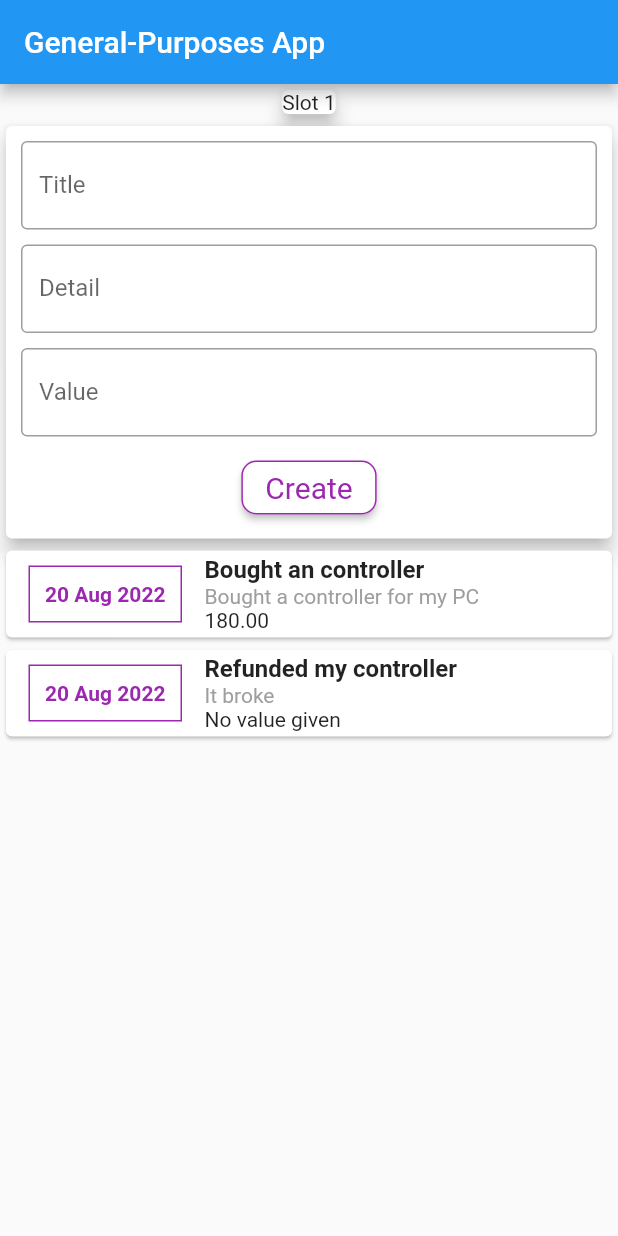
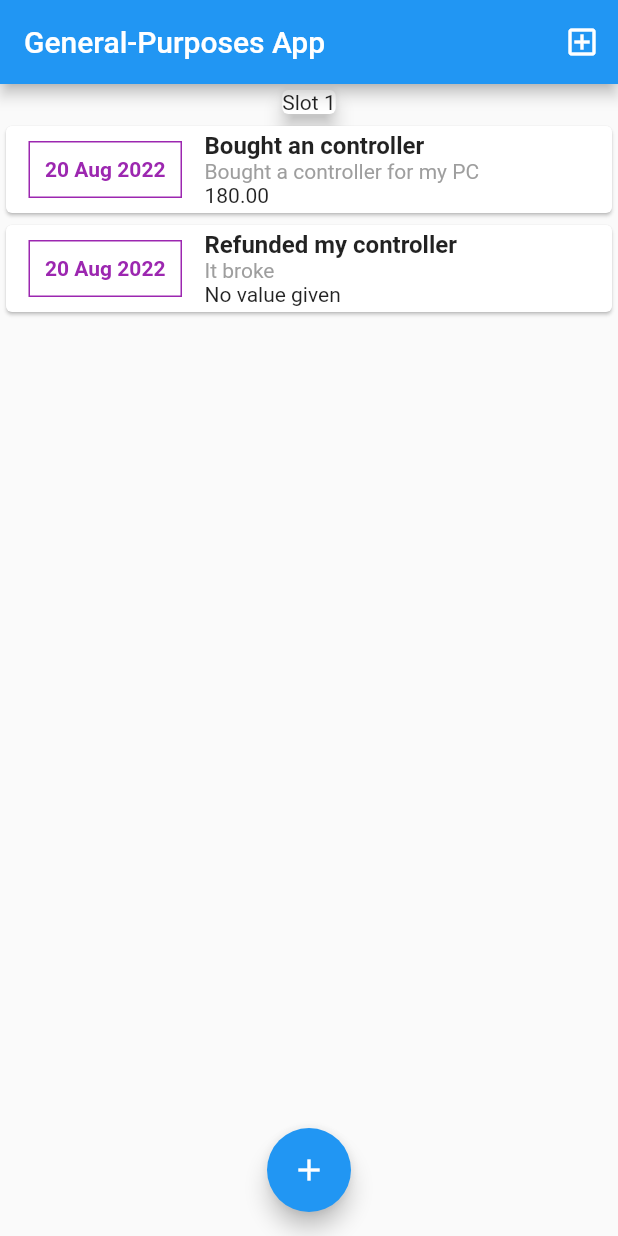
Before and after one commit to Adrianzctpa/Occurence-Manager, a Flutter app: the screen it shows after launch, on a phone screen of 412 x 824 dp. Run offline on Flutter 3.47's test engine with Material 2 defaults, Android fonts, the phone set to English and light mode, and no system bars.

Commit message:
Modal added and removed occurences_user

```diff
--- a/lib/main.dart
+++ b/lib/main.dart
@@ -1,5 +1,7 @@
 import 'package:flutter/material.dart';
-import 'widgets/occurence_user.dart';
+import 'models/occurence.dart';
+import 'widgets/occurence_card.dart';
+import 'widgets/occurence_create.dart';
 
 void main() => runApp(const GeneralApp());
 
@@ -12,26 +14,94 @@ class GeneralApp extends StatelessWidget {
   }
 }
 
-class HomePage extends StatelessWidget {
+class HomePage extends StatefulWidget {
   const HomePage({super.key});
+
+  @override
+  State<HomePage> createState() => _HomePageState();
+}
+
+class _HomePageState extends State<HomePage> {
+  final _occurences = [
+    Occurence(
+      id: 1,
+      title: 'Bought an controller',
+      value: 180.00,
+      text: 'Bought a controller for my PC',
+      date: DateTime.now()
+    ),
+    Occurence(
+      id: 2,
+      title: 'Refunded my controller',
+      value: null,
+      text: 'It broke',
+      date: DateTime.now()
+    ),
+  ];
+
+  _addOccurence(String title, String detail, double? value) {
+    int id = (_occurences.last.id + 1);
+    final Occurence occ = Occurence(
+      id: id,
+      title: title,
+      value: value,
+      text: detail,
+      date: DateTime.now()
+    );
+
+    setState(() {
+      _occurences.add(occ);
+    });
+
+    Navigator.pop(context);
+  }
+
+  void _openOccurenceCreateModal(BuildContext context) {
+    showModalBottomSheet(
+      isScrollControlled: true,
+      context: context,
+      builder: (_) {
+        return OcurrenceCreate(onSubmit: _addOccurence);
+      }
+    );
+  }
 
   @override
   Widget build(BuildContext context) {
     return Scaffold(
       appBar: AppBar(
-        title: const Text('General-Purposes App')
+        title: const Text('General-Purposes App'),
+        actions: <Widget>[
+          IconButton(
+            icon: const Icon(Icons.add_box_outlined),
+            onPressed: () {
+              _openOccurenceCreateModal(context);
+            },
+          )
+        ]
       ),
       body: SingleChildScrollView(
         child: Column(
-          children: const <Widget>[
-            Card(
+          children: <Widget>[
+            const Card(
               elevation: 5,
               child: Text('Slot 1'),
             ),
-            OccurenceUser()
+             Column(
+              children: <Widget>[
+                OccurenceCard(occurences: _occurences),
+              ]
+            )
           ]
         ),
-      )
+      ),
+      floatingActionButton: FloatingActionButton(
+        child: const Icon(Icons.add),
+        onPressed: () {
+          _openOccurenceCreateModal(context);
+        },
+      ),
+      floatingActionButtonLocation: FloatingActionButtonLocation.centerFloat
     );
   }
 }
--- a/lib/widgets/occurence_user.dart
+++ /dev/null
@@ -1,55 +0,0 @@
-import 'package:flutter/material.dart';
-import '../models/occurence.dart';
-import 'occurence_card.dart';
-import 'occurence_create.dart';
-
-class OccurenceUser extends StatefulWidget {
-  const OccurenceUser({super.key});
-
-  @override
-  OccurenceUserState createState() => OccurenceUserState();
-}
-
-class OccurenceUserState extends State<OccurenceUser> {
-  final _occurences = [
-    Occurence(
-      id: 1,
-      title: 'Bought an controller',
-      value: 180.00,
-      text: 'Bought a controller for my PC',
-      date: DateTime.now()
-    ),
-    Occurence(
-      id: 2,
-      title: 'Refunded my controller',
-      value: null,
-      text: 'It broke',
-      date: DateTime.now()
-    ),
-  ];
-
-  _addOccurence(String title, String detail, double? value) {
-    int id = (_occurences.last.id + 1);
-    final Occurence occ = Occurence(
-      id: id,
-      title: title,
-      value: value,
-      text: detail,
-      date: DateTime.now()
-    );
-
-    setState(() {
-      _occurences.add(occ);
-    });
-  }
-
-  @override
-  Widget build(BuildContext context) {
-    return Column(
-      children: <Widget>[
-        OcurrenceCreate(onSubmit: _addOccurence),
-        OccurenceCard(occurences: _occurences),
-      ]
-    );
-  }
-}
```
Also changed, not shown: lib/widgets/occurence_create.dart (+23 -7 lines).
